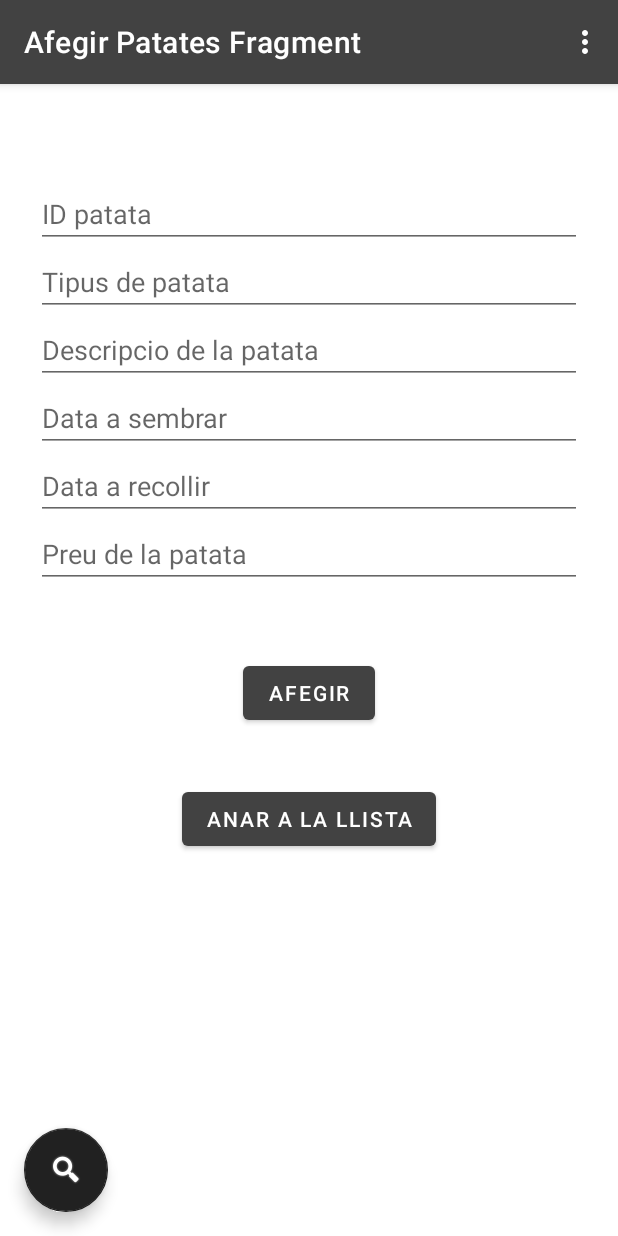
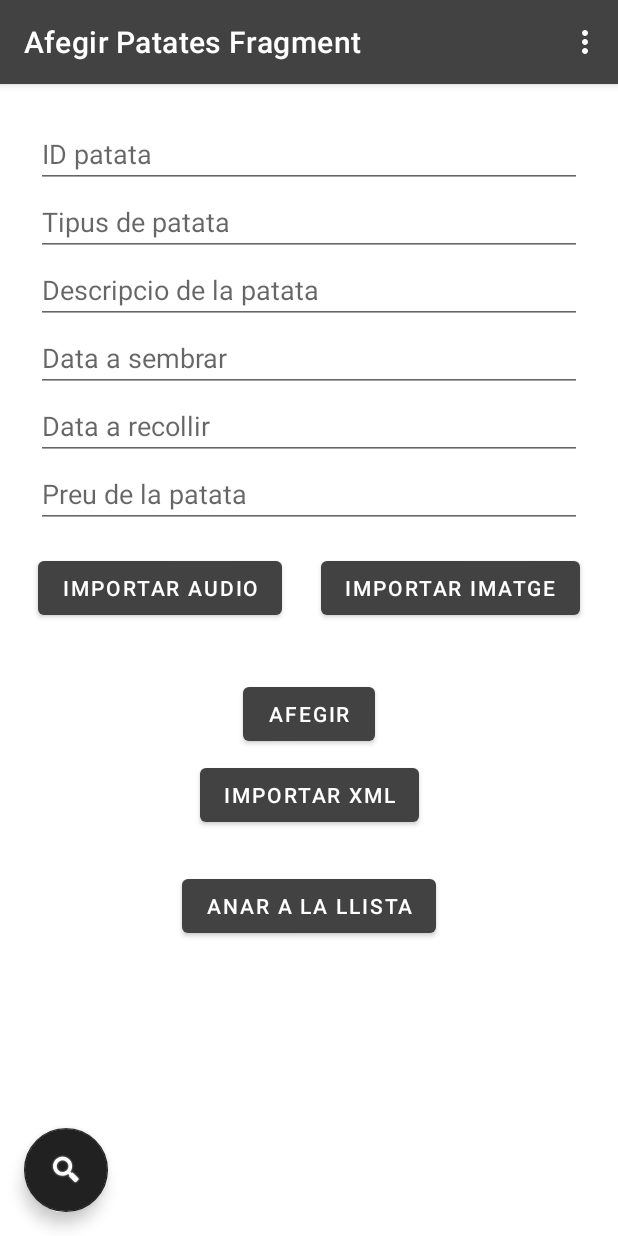
Before and after one commit to danagomezbalada/potatoappdana, an Android app: the AfegirPatataFragment screen opened through its navigation route, on a phone screen of 412 x 824 dp. Run offline under Robolectric (Android 15) with nearby library versions, the phone set to English and light mode, and no system bars; 1 statement that could not run was skipped.

Commit message:
Creats botons audio, imatge i XML. Codi per obtenir ruta d'imatge i audio(no funciona). Strings audio i imatge afegits a classe Patata.

```diff
--- a/app/src/main/java/dam2021/mp08/uf1/p1/GOMEZ_DANA/ui/login/LoginActivity.java
+++ b/app/src/main/java/dam2021/mp08/uf1/p1/GOMEZ_DANA/ui/login/LoginActivity.java
@@ -50,8 +50,6 @@ public class LoginActivity extends AppCompatActivity {
         this.baseDades = this.openOrCreateDatabase("patata", MODE_PRIVATE, null);
         String query = "CREATE TABLE IF NOT EXISTS patates (id TEXT PRIMARY KEY, " +
                 " tipus TEXT, descripcio TEXT, sembrar TEXT,  recollir TEXT, preu TEXT, audio TEXT, imatge TEXT) ";
-        this.baseDades.execSQL(query);
-        query = "ALTER TABLE patates ADD preu TEXT";
         this.baseDades.execSQL(query);
 
 
--- a/app/src/main/res/layout/fragment_afegir_patata.xml
+++ b/app/src/main/res/layout/fragment_afegir_patata.xml
@@ -11,7 +11,7 @@
         android:layout_width="0dp"
         android:layout_height="wrap_content"
         android:layout_marginStart="24dp"
-        android:layout_marginTop="64dp"
+        android:layout_marginTop="24dp"
         android:layout_marginEnd="24dp"
         android:hint="@string/prompt_afegirID"
         android:inputType="text"
@@ -86,12 +86,47 @@
         app:layout_constraintTop_toBottomOf="@+id/textboxRecollir"/>
 
     <Button
+        android:id="@+id/botoAudio"
+        android:layout_width="wrap_content"
+        android:layout_height="wrap_content"
+        android:text="@string/importarAudio"
+        android:layout_marginTop="16dp"
+        app:layout_constraintTop_toBottomOf="@id/textboxPreu"
+        app:layout_constraintEnd_toStartOf="@id/botoImatge"
+        app:layout_constraintStart_toStartOf="parent"
+        app:layout_constraintBottom_toTopOf="@id/botoAfegir"/>
+
+    <Button
+        android:id="@+id/botoImatge"
+        android:layout_width="wrap_content"
+        android:layout_height="wrap_content"
+        android:layout_marginTop="16dp"
+        android:text="@string/importarImatge"
+        app:layout_constraintBottom_toTopOf="@id/botoAfegir"
+        app:layout_constraintEnd_toEndOf="parent"
+        app:layout_constraintHorizontal_bias="0.48"
+        app:layout_constraintStart_toEndOf="@id/botoAudio"
+        app:layout_constraintTop_toBottomOf="@id/textboxPreu"
+        app:layout_constraintVertical_bias="0.0" />
+
+    <Button
         android:id="@+id/botoAfegir"
         android:layout_width="wrap_content"
         android:layout_height="wrap_content"
         android:text="@string/afegir"
-        android:layout_marginTop="46dp"
-        app:layout_constraintTop_toBottomOf="@id/textboxPreu"
+        android:layout_marginTop="36dp"
+        app:layout_constraintTop_toBottomOf="@id/botoAudio"
+        app:layout_constraintEnd_toEndOf="parent"
+        app:layout_constraintStart_toStartOf="parent"
+        app:layout_constraintBottom_toTopOf="@id/botoXML"/>
+
+    <Button
+        android:id="@+id/botoXML"
+        android:layout_width="wrap_content"
+        android:layout_height="wrap_content"
+        android:text="@string/importarXML"
+        android:layout_marginTop="6dp"
+        app:layout_constraintTop_toBottomOf="@id/botoAfegir"
         app:layout_constraintEnd_toEndOf="parent"
         app:layout_constraintStart_toStartOf="parent"
         app:layout_constraintBottom_toTopOf="@id/botoTornar"/>
@@ -101,10 +136,10 @@
         android:layout_width="wrap_content"
         android:layout_height="wrap_content"
         android:text="@string/tornar"
-        android:layout_marginTop="36dp"
+        android:layout_marginTop="26dp"
         app:layout_constraintEnd_toEndOf="parent"
         app:layout_constraintStart_toStartOf="parent"
-        app:layout_constraintTop_toBottomOf="@id/botoAfegir" />
+        app:layout_constraintTop_toBottomOf="@id/botoXML" />
 
     <com.google.android.material.floatingactionbutton.FloatingActionButton
         android:id="@+id/search"
--- a/app/src/main/res/values/strings.xml
+++ b/app/src/main/res/values/strings.xml
@@ -10,6 +10,9 @@
     <string name="afegir">Afegir</string>
     <string name="tornar">Anar a la llista</string>
     <string name="cerca">Cercar</string>
+    <string name="importarAudio">Importar Audio</string>
+    <string name="importarImatge">Importar Imatge</string>
+    <string name="importarXML">Importar XML</string>
     <string name="prompt_cerca">ID a cercar</string>
     <string name="prompt_afegirID">ID patata</string>
     <string name="prompt_afegirTipus">Tipus de patata</string>
```
Also changed, not shown: app/src/main/java/dam2021/mp08/uf1/p1/GOMEZ_DANA/AfegirPatataFragment.java (+94 -2 lines), app/src/main/java/dam2021/mp08/uf1/p1/GOMEZ_DANA/Patata.java (+17 -0 lines), 2 other files.
